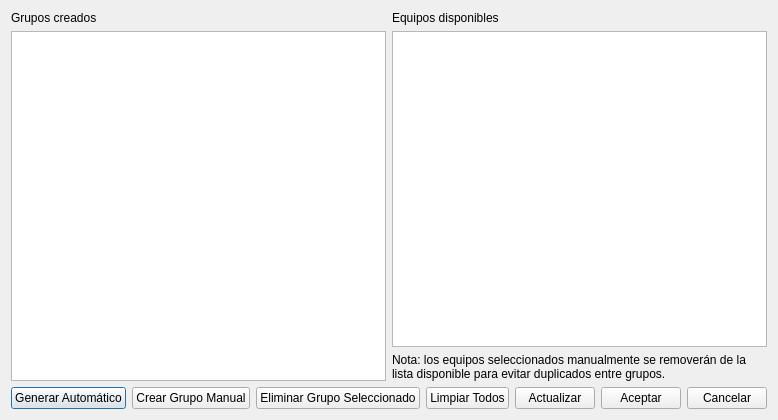
First picture: the form in ventanagrupos.ui, repository stinkal/ProyectoTorneo, before the edit.
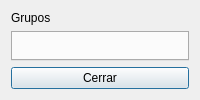
Second picture: the form after the edit.

Patch:
```diff
--- a/ventanagrupos.ui
+++ b/ventanagrupos.ui
@@ -2,112 +2,22 @@
 <ui version="4.0">
  <class>VentanaGrupos</class>
  <widget class="QDialog" name="VentanaGrupos">
-  <property name="geometry">
-   <rect>
-    <x>0</x>
-    <y>0</y>
-    <width>700</width>
-    <height>420</height>
-   </rect>
-  </property>
   <property name="windowTitle">
    <string>Gestión de Grupos</string>
   </property>
   <layout class="QVBoxLayout" name="verticalLayoutMain">
    <item>
-    <layout class="QHBoxLayout" name="topLayout">
-     <item>
-      <layout class="QVBoxLayout" name="leftCol">
-       <item>
-        <widget class="QLabel" name="lblGrupos">
-         <property name="text">
-          <string>Grupos creados</string>
-         </property>
-        </widget>
-       </item>
-       <item>
-        <widget class="QListWidget" name="listaGrupos"/>
-       </item>
-      </layout>
-     </item>
-     <item>
-      <layout class="QVBoxLayout" name="rightCol">
-       <item>
-        <widget class="QLabel" name="lblEquiposDisponibles">
-         <property name="text">
-          <string>Equipos disponibles</string>
-         </property>
-        </widget>
-       </item>
-       <item>
-        <widget class="QListWidget" name="listaEquipos"/>
-       </item>
-       <item>
-        <widget class="QLabel" name="lblInfo">
-         <property name="text">
-          <string>Nota: los equipos seleccionados manualmente se removerán de la lista disponible para evitar duplicados entre grupos.</string>
-         </property>
-         <property name="wordWrap">
-          <bool>true</bool>
-         </property>
-        </widget>
-       </item>
-      </layout>
-     </item>
-    </layout>
+    <widget class="QLabel" name="lblInfo">
+     <property name="text"><string>Grupos</string></property>
+    </widget>
    </item>
    <item>
-    <layout class="QHBoxLayout" name="buttonsRow">
-     <item>
-      <widget class="QPushButton" name="btnGenerarAuto">
-       <property name="text">
-        <string>Generar Automático</string>
-       </property>
-      </widget>
-     </item>
-     <item>
-      <widget class="QPushButton" name="btnCrearManual">
-       <property name="text">
-        <string>Crear Grupo Manual</string>
-       </property>
-      </widget>
-     </item>
-     <item>
-      <widget class="QPushButton" name="btnEliminar">
-       <property name="text">
-        <string>Eliminar Grupo Seleccionado</string>
-       </property>
-      </widget>
-     </item>
-     <item>
-      <widget class="QPushButton" name="btnLimpiar">
-       <property name="text">
-        <string>Limpiar Todos</string>
-       </property>
-      </widget>
-     </item>
-     <item>
-      <widget class="QPushButton" name="btnActualizar">
-       <property name="text">
-        <string>Actualizar</string>
-       </property>
-      </widget>
-     </item>
-     <item>
-      <widget class="QPushButton" name="btnGuardar">
-       <property name="text">
-        <string>Aceptar</string>
-       </property>
-      </widget>
-     </item>
-     <item>
-      <widget class="QPushButton" name="btnCancelar">
-       <property name="text">
-        <string>Cancelar</string>
-       </property>
-      </widget>
-     </item>
-    </layout>
+    <widget class="QTabWidget" name="tabGrupos"/>
+   </item>
+   <item>
+    <widget class="QPushButton" name="btnCerrar">
+     <property name="text"><string>Cerrar</string></property>
+    </widget>
    </item>
   </layout>
  </widget>
```
Left out of the diff: 4 changed lines with no effect on the pictures.
